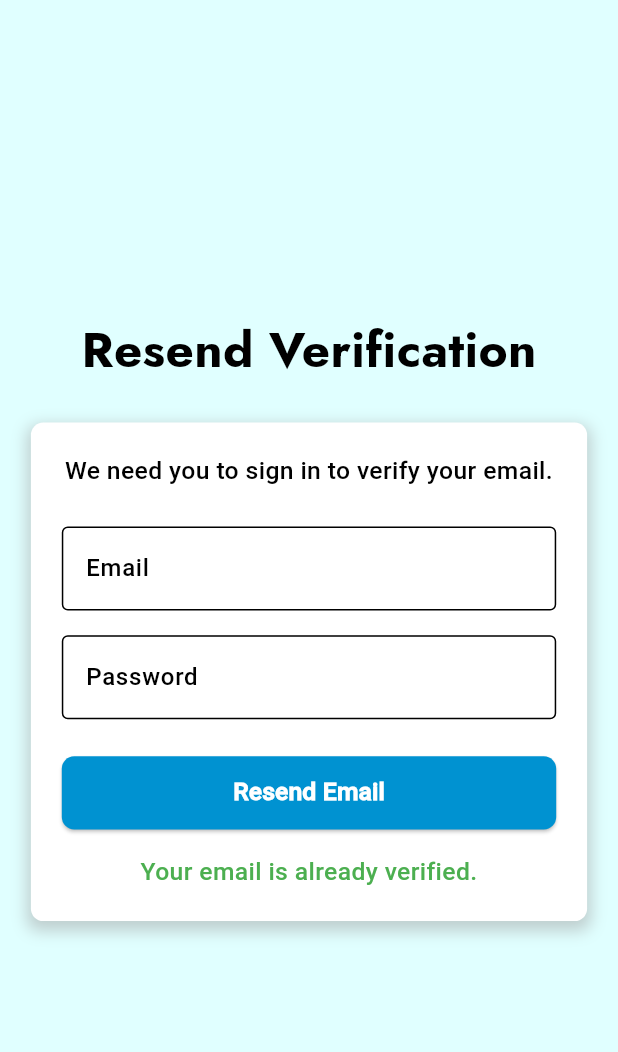
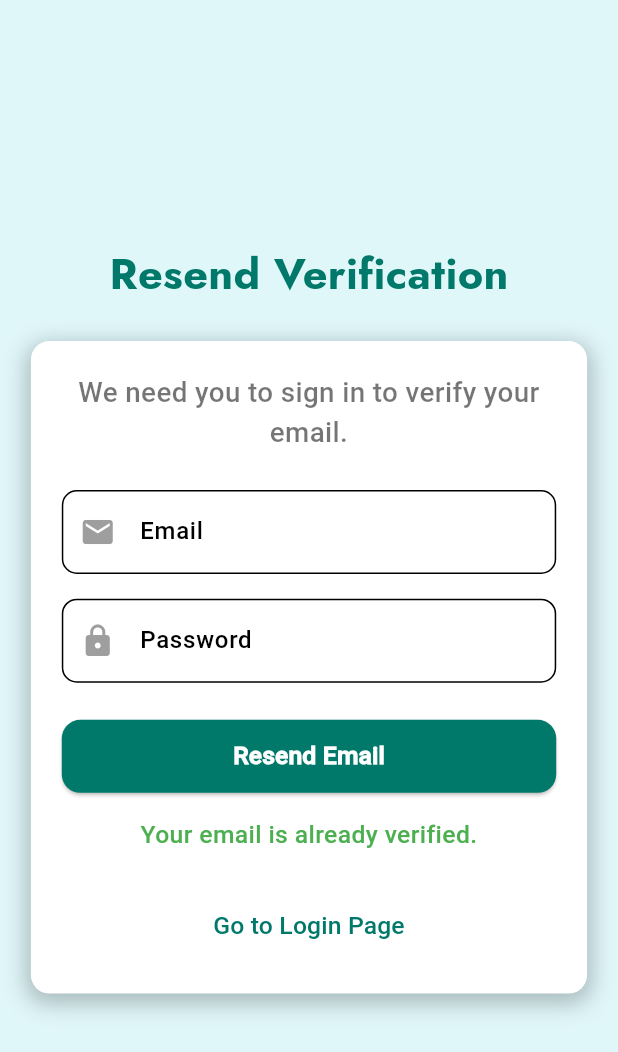
Before and after one commit to RnCManipal/Innovation-Challenge2024-BinGo, a Flutter app: the ResendEmailVerifyPage screen opened directly, on a phone screen of 412 x 824 dp. Shown: the top 1052 px of the screen. Run offline on Flutter 3.47's test engine with Material 3 defaults, Android fonts, the phone set to English and light mode, and no system bars; our stand-ins replace cloud_firestore, firebase_auth, firebase_core, firebase_messaging, firebase_storage, flutter_local_notifications and 5 more; missing offline and left inert: flutter_background_service; accounts and stored records are empty; network calls fail.

```diff
--- a/bingo/lib/email_verify.dart
+++ b/bingo/lib/email_verify.dart
@@ -1,3 +1,4 @@
+import 'package:bingo/LoginPage.dart';
 import 'package:flutter/material.dart';
 import 'package:firebase_auth/firebase_auth.dart';
 
@@ -21,6 +22,13 @@ class _ResendEmailVerifyPageState extends State<ResendEmailVerifyPage> {
     _checkUserStatus();
   }
 
+  @override
+  void dispose() {
+    _emailController.dispose();
+    _passwordController.dispose();
+    super.dispose();
+  }
+
   Future<void> _checkUserStatus() async {
     User? user = _auth.currentUser;
 
@@ -40,6 +48,13 @@ class _ResendEmailVerifyPageState extends State<ResendEmailVerifyPage> {
   }
 
   Future<void> _handleLoginAndResendEmail() async {
+    if (_emailController.text.isEmpty || _passwordController.text.isEmpty) {
+      ScaffoldMessenger.of(context).showSnackBar(
+        SnackBar(content: Text('Please enter both email and password.')),
+      );
+      return;
+    }
+
     setState(() {
       _isProcessing = true;
       _message = ''; // Clear previous message
@@ -52,19 +67,21 @@ class _ResendEmailVerifyPageState extends State<ResendEmailVerifyPage> {
       );
 
       User? user = userCredential.user;
-      if (user != null && !user.emailVerified) {
+      if (user != null) {
+        if (!user.emailVerified) {
           await user.sendEmailVerification();
           setState(() {
             _message = 'Verification email sent. Please check your inbox.';
           });
-      } else if (user != null && user.emailVerified) {
+        } else {
           setState(() {
             _message = 'Your email is already verified.';
           });
         }
-    } catch (e) {
+      }
+    } on FirebaseAuthException catch (e) {
       setState(() {
-        _message = 'Failed to sign in or send verification email. Please check your credentials and try again.';
+        _message = e.message ?? 'Failed to sign in or send verification email.';
       });
     } finally {
       setState(() {
@@ -73,15 +90,24 @@ class _ResendEmailVerifyPageState extends State<ResendEmailVerifyPage> {
     }
   }
 
+  void _navigateToLoginPage() {
+    Navigator.push(
+                      context,
+                      MaterialPageRoute(
+                          builder: (context) => const LoginPage()),
+                    );
+  }
+
   @override
   Widget build(BuildContext context) {
     final Size screenSize = MediaQuery.of(context).size;
 
     return Scaffold(
-      backgroundColor: const Color(0xFFE0FFFF),
+      backgroundColor: const Color(0xFFE0F7FA),
       body: Center(
         child: Padding(
           padding: EdgeInsets.all(screenSize.width * 0.05),
+          child: SingleChildScrollView(
             child: Column(
               mainAxisAlignment: MainAxisAlignment.center,
               children: <Widget>[
@@ -90,7 +116,8 @@ class _ResendEmailVerifyPageState extends State<ResendEmailVerifyPage> {
                   style: TextStyle(
                     fontFamily: 'Jost',
                     fontWeight: FontWeight.bold,
-                  fontSize: screenSize.width * 0.08,
+                    fontSize: screenSize.width * 0.07,
+                    color: const Color(0xFF00796B),
                   ),
                 ),
                 SizedBox(height: screenSize.height * 0.03),
@@ -98,12 +125,12 @@ class _ResendEmailVerifyPageState extends State<ResendEmailVerifyPage> {
                   padding: EdgeInsets.all(screenSize.width * 0.05),
                   decoration: BoxDecoration(
                     color: Colors.white,
-                  borderRadius: BorderRadius.circular(screenSize.width * 0.02),
+                    borderRadius: BorderRadius.circular(screenSize.width * 0.03),
                     boxShadow: [
                       BoxShadow(
-                      color: Colors.grey.withOpacity(0.5),
+                        color: Colors.black26,
                         spreadRadius: screenSize.width * 0.005,
-                      blurRadius: screenSize.width * 0.02,
+                        blurRadius: screenSize.width * 0.03,
                         offset: Offset(0, screenSize.width * 0.01),
                       ),
                     ],
@@ -114,8 +141,9 @@ class _ResendEmailVerifyPageState extends State<ResendEmailVerifyPage> {
                         "We need you to sign in to verify your email.",
                         style: TextStyle(
                           fontFamily: 'Roboto',
-                        fontSize: screenSize.width * 0.04,
-                        fontWeight: FontWeight.normal,
+                          fontSize: screenSize.width * 0.045,
+                          fontWeight: FontWeight.w400,
+                          color: Colors.black54,
                         ),
                         textAlign: TextAlign.center,
                       ),
@@ -123,8 +151,11 @@ class _ResendEmailVerifyPageState extends State<ResendEmailVerifyPage> {
                       TextField(
                         controller: _emailController,
                         decoration: InputDecoration(
+                          prefixIcon: Icon(Icons.email, color: Colors.grey),
                           labelText: 'Email',
-                        border: OutlineInputBorder(),
+                          border: OutlineInputBorder(
+                            borderRadius: BorderRadius.circular(10),
+                          ),
                         ),
                       ),
                       SizedBox(height: screenSize.height * 0.02),
@@ -132,22 +163,25 @@ class _ResendEmailVerifyPageState extends State<ResendEmailVerifyPage> {
                         controller: _passwordController,
                         obscureText: true,
                         decoration: InputDecoration(
+                          prefixIcon: Icon(Icons.lock, color: Colors.grey),
                           labelText: 'Password',
-                        border: OutlineInputBorder(),
+                          border: OutlineInputBorder(
+                            borderRadius: BorderRadius.circular(10),
+                          ),
                         ),
                       ),
                       SizedBox(height: screenSize.height * 0.03),
                       ElevatedButton(
                         onPressed: _isProcessing ? null : _handleLoginAndResendEmail,
                         style: ButtonStyle(
-                        backgroundColor: MaterialStateProperty.all(const Color(0xFF0092D1)),
+                          backgroundColor: MaterialStateProperty.all(const Color(0xFF00796B)),
                           foregroundColor: MaterialStateProperty.all(Colors.white),
                           padding: MaterialStateProperty.all(
                             EdgeInsets.symmetric(vertical: screenSize.height * 0.015),
                           ),
                           shape: MaterialStateProperty.all(
                             RoundedRectangleBorder(
-                            borderRadius: BorderRadius.circular(screenSize.width * 0.02),
+                              borderRadius: BorderRadius.circular(screenSize.width * 0.03),
                             ),
                           ),
                         ),
@@ -166,6 +200,7 @@ class _ResendEmailVerifyPageState extends State<ResendEmailVerifyPage> {
                         ),
                       ),
                       SizedBox(height: screenSize.height * 0.02),
+                      if (_message.isNotEmpty)
                         Text(
                           _message,
                           style: TextStyle(
@@ -176,6 +211,19 @@ class _ResendEmailVerifyPageState extends State<ResendEmailVerifyPage> {
                           ),
                           textAlign: TextAlign.center,
                         ),
+                      SizedBox(height: screenSize.height * 0.03),
+                      TextButton(
+                        onPressed: _navigateToLoginPage,
+                        child: Text(
+                          "Go to Login Page",
+                          style: TextStyle(
+                            fontFamily: 'Roboto',
+                            fontSize: screenSize.width * 0.04,
+                            fontWeight: FontWeight.w500,
+                            color: const Color(0xFF00796B),
+                          ),
+                        ),
+                      ),
                     ],
                   ),
                 ),
@@ -183,6 +231,7 @@ class _ResendEmailVerifyPageState extends State<ResendEmailVerifyPage> {
             ),
           ),
         ),
+      ),
     );
   }
 }
```
Also changed, not shown: bingo/lib/HomePage.dart (+30 -95 lines), bingo/lib/LoginPage.dart (+2 -6 lines), bingo/lib/SignUpPage1.dart (+39 -9 lines). Lines whose indentation alone changed are shown as unchanged.
